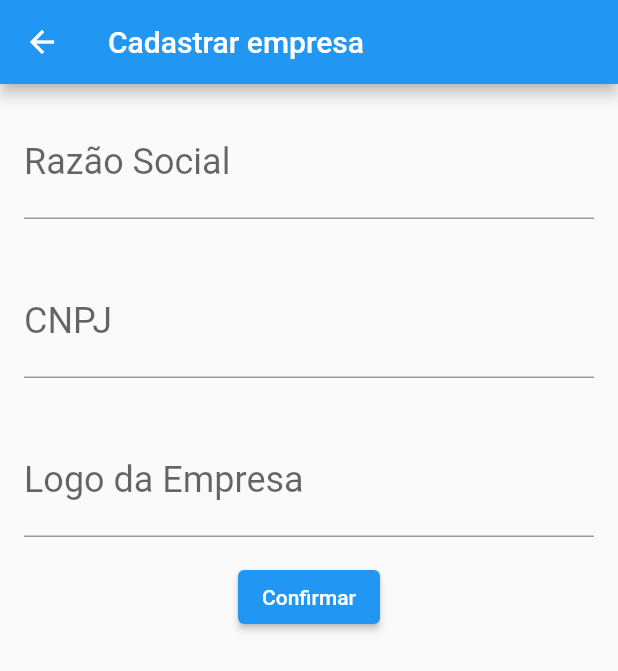
After one commit to FabiioRK/cadastro-empresa-flutter-mvc, a Flutter app: the screen it shows after launch, after a tap on the "add" icon, on a phone screen of 412 x 824 dp. The commit adds this screen. Shown: the top 671 px of the screen. Run offline on Flutter 3.47's test engine with Material 2 defaults, Android fonts, the phone set to English and light mode, and no system bars; network calls fail.

Commit message:
Refatoração de código

```diff
--- a/lib/src/app/controller/cadastro_empresa_controller.dart
+++ b/lib/src/app/controller/cadastro_empresa_controller.dart
@@ -0,0 +1,18 @@
+import 'package:flutter/material.dart';
+import 'package:formulario/src/app/model/formulario_cadastro.dart';
+import 'package:formulario/src/app/model/empresa.dart';
+
+class CadastroEmpresaController {
+  void criaEmpresa(BuildContext context) {
+    final String razaoSocial = FormularioCadastro().controladorCampoRazaoSocial.text;
+    final String cnpj = FormularioCadastro().controladorCampoCnpj.text;
+    final String logoUrl = FormularioCadastro().controladorCampoLogoUrl.text;
+
+    if (razaoSocial.isNotEmpty && cnpj.isNotEmpty) {
+      final empresaCriada = Empresa(razaoSocial, cnpj, logoUrl);
+      Navigator.pop(context, empresaCriada);
+    }
+  }
+
+
+}
--- /dev/null
+++ b/lib/src/app/controller/info_empresa_controller.dart
@@ -0,0 +1,23 @@
+import 'package:formulario/src/model.dart';
+import 'package:formulario/src/view.dart';
+
+
+class InfoEmpresaController {
+
+  void infoEmpresa(Empresa empresa, BuildContext context) {
+    Navigator.push(context, MaterialPageRoute(builder: (context) {
+      return InformacaoEmpresa(empresa);
+    }));
+  }
+
+  bool possuiLogo(Empresa empresa) {
+    try {
+      if (empresa.logoUrl!.isNotEmpty) {
+        return true;
+      }
+      return false;
+    } catch (e) {
+      return false;
+    }
+  }
+}
--- /dev/null
+++ b/lib/src/app/controller/lista_empresa_controller.dart
@@ -0,0 +1,5 @@
+import 'package:formulario/src/model.dart';
+
+class ListaEmpresaController {
+  static final List<Empresa> empresas = [];
+}
--- /dev/null
+++ b/lib/src/app/model/formulario_cadastro.dart
@@ -0,0 +1,8 @@
+import 'package:flutter/material.dart';
+
+class FormularioCadastro {
+  final TextEditingController controladorCampoRazaoSocial =
+      TextEditingController();
+  final TextEditingController controladorCampoCnpj = TextEditingController();
+  final TextEditingController controladorCampoLogoUrl = TextEditingController();
+}
--- /dev/null
+++ b/lib/src/app/view/campo_formulario_cadastro.dart
@@ -0,0 +1,39 @@
+import 'package:formulario/src/view.dart';
+import 'package:formulario/src/model.dart';
+import 'package:formulario/src/controller.dart';
+
+class CampoFormularioCadastro extends StatelessWidget {
+
+  @override
+  Widget build(BuildContext context) {
+    return Scaffold(
+      appBar: AppBar(
+        title: const Text("Cadastrar empresa"),
+      ),
+      body: Column(
+        children: <Widget>[
+          EditorCampoCadastro(
+            controlador: FormularioCadastro().controladorCampoRazaoSocial,
+            rotulo: "Razão Social",
+            dica: "João da Silva LTDA",
+          ),
+          EditorCampoCadastro(
+            controlador: FormularioCadastro().controladorCampoCnpj,
+            rotulo: "CNPJ",
+            dica: "12.345.678/0001-99",
+          ),
+          EditorCampoCadastro(
+            controlador: FormularioCadastro().controladorCampoLogoUrl,
+            rotulo: "Logo da Empresa",
+            dica: "URL da imagem",
+          ),
+          ElevatedButton(
+            onPressed: () => CadastroEmpresaController().criaEmpresa(context),
+            child: const Text("Confirmar"),
+          )
+        ],
+      ),
+    );
+  }
+
+}
--- /dev/null
+++ b/lib/src/app/view/editor_campo_cadastro.dart
@@ -0,0 +1,28 @@
+import 'package:formulario/src/controller.dart';
+
+class EditorCampoCadastro extends StatelessWidget {
+  final TextEditingController? controlador;
+  final String? rotulo;
+  final String? dica;
+  final IconData? icone;
+
+  const EditorCampoCadastro({this.controlador, this.rotulo, this.dica, this.icone});
+
+  @override
+  Widget build(BuildContext context) {
+    return Padding(
+      padding: const EdgeInsets.all(16.0),
+      child: TextField(
+        controller: controlador,
+        style: const TextStyle(
+          fontSize: 24.0,
+        ),
+        decoration: InputDecoration(
+          icon: icone != null ? Icon(icone) : null,
+          labelText: rotulo,
+          hintText: dica,
+        ),
+      ),
+    );
+  }
+}
--- /dev/null
+++ b/lib/src/app/view/empresa_cadastrada.dart
@@ -0,0 +1,21 @@
+import 'package:formulario/src/controller.dart';
+import 'package:formulario/src/model.dart';
+
+class EmpresaCadastrada extends StatelessWidget {
+
+  final Empresa _empresa;
+
+  const EmpresaCadastrada(this._empresa, {super.key});
+
+  @override
+  Widget build(BuildContext context) {
+    return GestureDetector(
+      child: ListTile(
+        leading: const Icon(Icons.contact_page_sharp),
+        title: Text(_empresa.razaoSocial),
+        subtitle: Text(_empresa.cnpj),
+      ),
+      onTap: () => InfoEmpresaController().infoEmpresa(_empresa, context),
+    );
+  }
+}
--- /dev/null
+++ b/lib/src/app/view/informacao_empresa.dart
@@ -0,0 +1,43 @@
+import 'package:formulario/src/model.dart';
+import 'package:formulario/src/view.dart';
+import 'package:formulario/src/controller.dart';
+
+class InformacaoEmpresa extends StatelessWidget {
+  final Empresa _empresa;
+
+  InformacaoEmpresa(this._empresa);
+
+  @override
+  Widget build(BuildContext context) {
+    return Scaffold(
+      appBar: AppBar(
+        title: Text(_empresa.razaoSocial),
+      ),
+      body: Column(
+        children: <Widget>[
+          Container(
+            decoration: const BoxDecoration(
+              gradient: LinearGradient(
+                begin: Alignment.topCenter,
+                end: Alignment.bottomCenter,
+                colors: [Colors.blue, Color.fromRGBO(0, 0, 51, 50)],
+              ),
+            ),
+            child: SizedBox(
+              width: double.infinity,
+              height: 250.0,
+              child: Column(
+                children: <Widget>[
+                  InfoEmpresaController().possuiLogo(_empresa)
+                      ? LogoEmpresa(_empresa.logoUrl!)
+                      : LogoEmpresa("https://i.imgur.com/sdpbThM.jpg"),
+                  InformacoesContato(_empresa.razaoSocial),
+                ],
+              ),
+            ),
+          ),
+        ],
+      ),
+    );
+  }
+}
--- a/lib/src/app/view/lista_empresa.dart
+++ b/lib/src/app/view/lista_empresa.dart
@@ -1,24 +1,24 @@
-import 'package:flutter/material.dart';
-import '../model/empresa.dart';
-import 'cadastro_empresa.dart';
+import 'package:formulario/src/model.dart';
+import 'package:formulario/src/view.dart';
+import 'package:formulario/src/controller.dart';
 
 class ListaEmpresa extends StatelessWidget {
-  final List<Empresa> _empresas = [];
 
   @override
   Widget build(BuildContext context) {
-    _empresas.add(Empresa("teste123", "99.999.999/0001-11"));
-    _empresas.add(Empresa("Romão Corretora de Seguros", "28.423.067/0001-58",
+    ListaEmpresaController.empresas.add(Empresa("teste123", "99.999.999/0001-11"));
+    ListaEmpresaController.empresas.add(Empresa("Romão Corretora de Seguros", "28.423.067/0001-58",
         "https://i.imgur.com/I4yFbLW.jpg"));
+
     return Scaffold(
       appBar: AppBar(
         title: const Text("Empresas cadastradas"),
       ),
-      body: _empresas.isNotEmpty
+      body: ListaEmpresaController.empresas.isNotEmpty
           ? ListView.builder(
-              itemCount: _empresas.length,
+              itemCount: ListaEmpresaController.empresas.length,
               itemBuilder: (context, indice) {
-                final empresa = _empresas[indice];
+                final empresa = ListaEmpresaController.empresas[indice];
                 return EmpresaCadastrada(empresa);
               },
             )
@@ -29,7 +29,7 @@ class ListaEmpresa extends StatelessWidget {
         child: const Icon(Icons.add),
         onPressed: () {
           Navigator.push(context, MaterialPageRoute(builder: (context) {
-            return FormularioCadastro();
+            return CampoFormularioCadastro();
           }));
         },
       ),
--- a/lib/src/controller.dart
+++ b/lib/src/controller.dart
@@ -0,0 +1,4 @@
+export 'package:flutter/material.dart';
+export 'package:formulario/src/app/controller/cadastro_empresa_controller.dart';
+export 'package:formulario/src/app/controller/info_empresa_controller.dart';
+export 'package:formulario/src/app/controller/lista_empresa_controller.dart';
--- a/lib/src/model.dart
+++ b/lib/src/model.dart
@@ -0,0 +1,3 @@
+export 'package:flutter/material.dart';
+export 'package:formulario/src/app/model/empresa.dart';
+export 'package:formulario/src/app/model/formulario_cadastro.dart';
--- a/lib/src/view.dart
+++ b/lib/src/view.dart
@@ -1,2 +1,8 @@
 export 'package:flutter/material.dart';
+export 'package:formulario/src/app/view/editor_campo_cadastro.dart';
+export 'package:formulario/src/app/view/informacao_empresa.dart';
+export 'package:formulario/src/app/view/campo_formulario_cadastro.dart';
+export 'package:formulario/src/app/view/empresa_cadastrada.dart';
+export 'package:formulario/src/app/view/logo_empresa.dart';
+export 'package:formulario/src/app/view/informacao_contato.dart';
 export 'package:formulario/src/home/view/cfcontabil_app.dart';
```
Also changed, not shown: lib/src/app/view/cadastro_empresa.dart (deleted, +0 -109 lines), lib/src/app/view/info_empresa.dart (deleted, +0 -121 lines), lib/src/app/view/informacao_contato.dart (added, +37 -0 lines), lib/src/app/view/logo_empresa.dart (added, +33 -0 lines).
